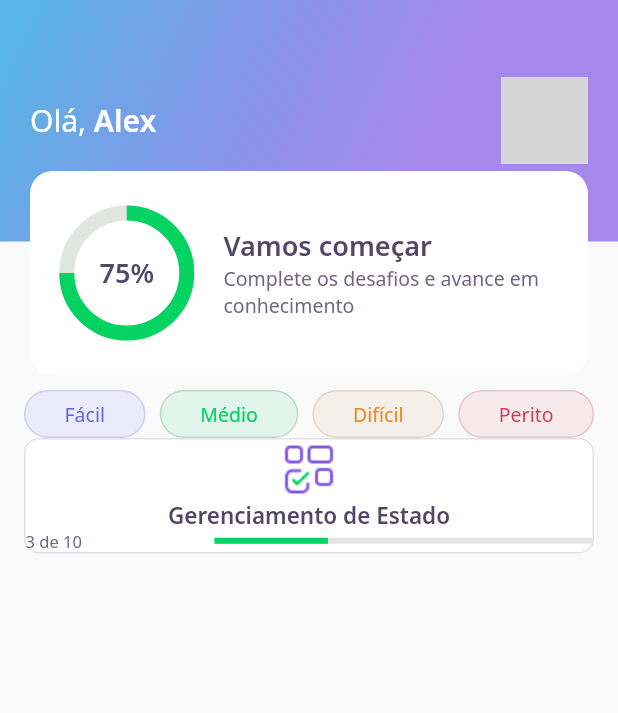
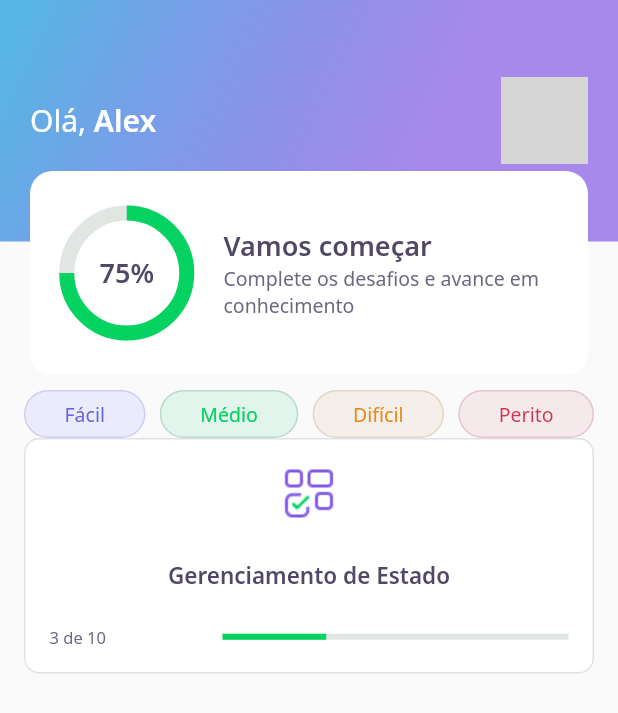
Before and after one commit to alex-cerlini/DevQuiz, a Flutter app: the screen it shows after launch, on a phone screen of 412 x 824 dp. Shown: the top 713 px of the screen. Run offline on Flutter 3.47's test engine with Material 2 defaults, Android fonts, the phone set to English and light mode, and no system bars; our stand-ins replace google_fonts; network calls fail; grey boxes are pictures that could not be loaded.

Commit message:
Adding some padding inside cards

```diff
--- a/lib/home/widgets/quiz_card/quiz_card_widget.dart
+++ b/lib/home/widgets/quiz_card/quiz_card_widget.dart
@@ -5,6 +5,7 @@ class QuizCardWidget extends StatelessWidget {
   @override
   Widget build(BuildContext context) {
     return Container(
+      padding: EdgeInsets.all(16),
       decoration: BoxDecoration(
         border: Border.fromBorderSide(
           BorderSide(color: AppColors.border),
@@ -19,7 +20,13 @@ class QuizCardWidget extends StatelessWidget {
             width: 40,
             child: Image.asset(AppImages.blocks),
           ),
+          SizedBox(
+            height: 24,
+          ),
           Text("Gerenciamento de Estado", style: AppTextStyles.heading15),
+          SizedBox(
+            height: 24,
+          ),
           Row(
             children: [
               Expanded(
```
